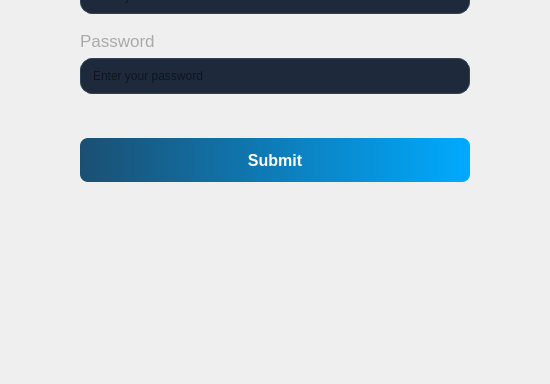
pvz2nghiaaa/HospitalManagement, file LoginWindow.ui: the form before one commit; both pictures show x 338 to 888 and y 352 to 736 of the 1227 by 736 pixel window.
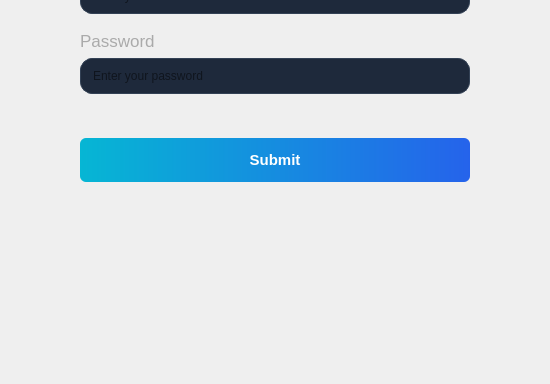
The form after the commit.

Commit message:
fix hover effects
also add a QMessageBox for empty input field

Patch:
```diff
--- a/LoginWindow.ui
+++ b/LoginWindow.ui
@@ -271,12 +271,20 @@
       </font>
      </property>
      <property name="styleSheet">
-      <string notr="true">QPushButton{
-background-color: qlineargradient(x1:0, y1:0, x2:1, y2:0, stop:0 #1B4F72, stop:1 rgb(0, 170, 255));
-color:white;
-border-radius:8px;
-font-size:16px;
-padding:8px;
+      <string notr="true">QPushButton#btnLogin {
+    background: qlineargradient(x1:0, y1:0, x2:1, y2:0, stop:0 rgb(6, 182, 212), stop:1 rgb(37, 99, 235));
+    color: white;
+    font-weight: bold;
+    border: none;
+    border-radius: 6px;
+    padding: 10px;
+    font-size: 15px;
+}
+QPushButton#btnLogin:hover {
+    background: qlineargradient(x1:0, y1:0, x2:1, y2:0, stop:0 rgb(8, 145, 178), stop:1 rgb(29, 78, 216));
+}
+QPushButton#btnLogin:pressed {
+    background: qlineargradient(x1:0, y1:0, x2:1, y2:0, stop:0 rgb(21, 94, 117), stop:1 rgb(30, 58, 138));
 }</string>
      </property>
      <property name="text">
```
Left out of the diff: 18 changed lines with no effect on the pictures. The commit also changes 1 other file.
